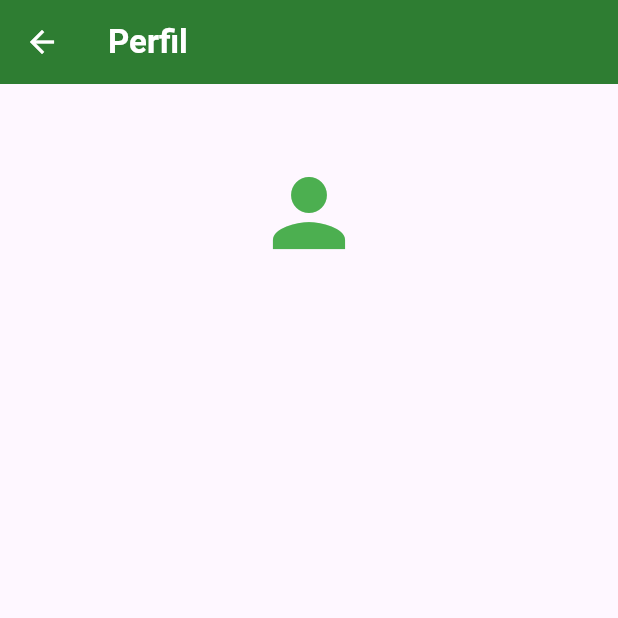
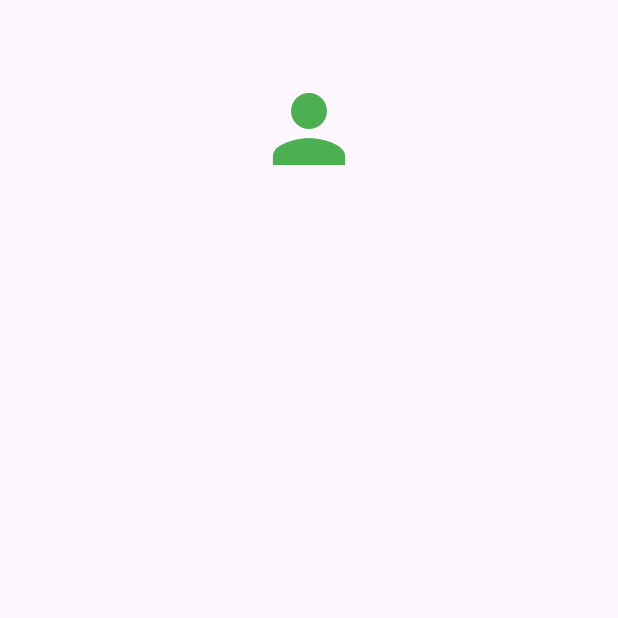
Before and after one commit to angelstchavez/moo, a Flutter app: the PorfilePage screen opened directly, on a phone screen of 412 x 824 dp, the top half of it. Run offline on Flutter 3.47's test engine with Material 3 defaults, Android fonts, the phone set to English and light mode, and no system bars; our stand-ins replace firebase_auth, firebase_core, fluttertoast, font_awesome_flutter, google_sign_in; accounts and stored records are empty.

Commit message:
feat: add pages to navbar

```diff
--- a/lib/features/user_auth/presentation/pages/porfile_page.dart
+++ b/lib/features/user_auth/presentation/pages/porfile_page.dart
@@ -14,14 +14,6 @@ class _PorfilePageState extends State<PorfilePage> {
   @override
   Widget build(BuildContext context) {
     return Scaffold(
-      appBar: AppBar(
-        iconTheme: const IconThemeData(color: Colors.white),
-        backgroundColor: Colors.green.shade800,
-        title: const Text(
-          "Perfil",
-          style: TextStyle(color: Colors.white, fontWeight: FontWeight.bold),
-        ),
-      ),
       body: ListView(
         children: [
           Column(
--- a/lib/main.dart
+++ b/lib/main.dart
@@ -2,7 +2,6 @@ import 'package:firebase_core/firebase_core.dart';
 import 'package:flutter/foundation.dart';
 import 'package:flutter/material.dart';
 import 'package:moo/features/app/splash_screen/splash_screen.dart';
-import 'package:moo/features/user_auth/presentation/pages/home_page.dart';
 import 'package:moo/features/user_auth/presentation/pages/login_page.dart';
 import 'package:moo/features/user_auth/presentation/pages/sign_up_page.dart';
 import 'package:moo/features/user_auth/presentation/widgets/navigation_bar.dart';
```
Also changed, not shown: lib/features/user_auth/presentation/pages/animal_page.dart (added, +10 -0 lines), lib/features/user_auth/presentation/pages/config_page.dart (added, +10 -0 lines), lib/features/user_auth/presentation/pages/farm_page.dart (added, +10 -0 lines), lib/features/user_auth/presentation/pages/home_page.dart (+0 -15 lines), lib/features/user_auth/presentation/widgets/navigation_bar.dart (+17 -17 lines).
